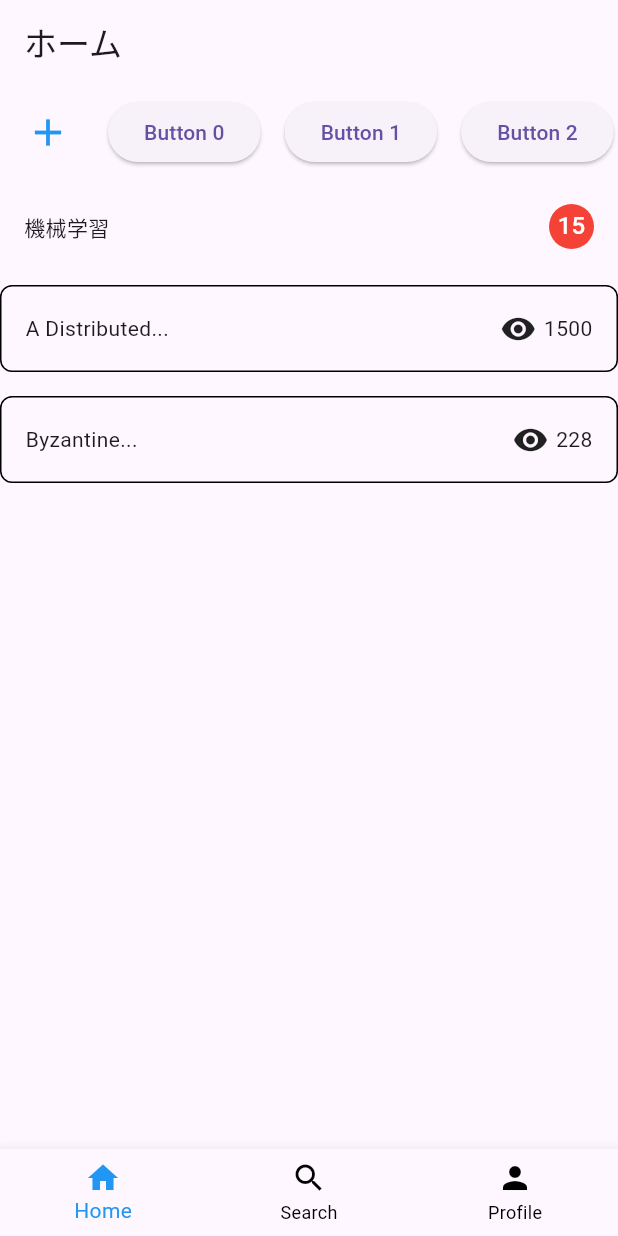
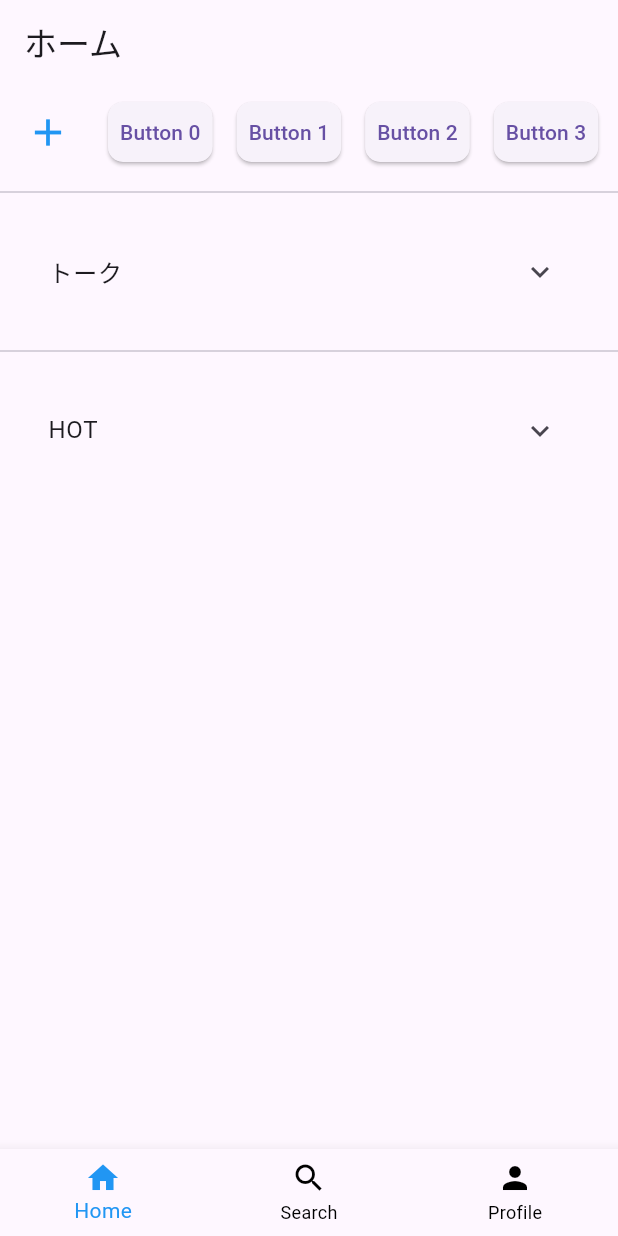
Before and after one commit to jphacks/tk_2418, a Flutter app: the HomeScreen screen opened directly, on a phone screen of 412 x 824 dp. Run offline on Flutter 3.47's test engine with Material 3 defaults, Android fonts, the phone set to English and light mode, and no system bars; accounts and stored records are empty.

Commit message:
update home view

```diff
--- /dev/null
+++ b/frontend/lib/view/home_view.dart
@@ -0,0 +1,290 @@
+import 'package:flutter/material.dart';
+
+void main() {
+  runApp(MyApp());
+}
+
+class MyApp extends StatelessWidget {
+  @override
+  Widget build(BuildContext context) {
+    return MaterialApp(
+      home: HomeScreen(),
+    );
+  }
+}
+
+class HomeScreen extends StatefulWidget {
+  const HomeScreen({super.key});
+
+  @override
+  _HomeScreenState createState() => _HomeScreenState();
+}
+
+class _HomeScreenState extends State<HomeScreen> {
+  int _selectedIndex = 0;
+  // final int _selectedLength = 10;
+  final List<bool> _selected = List.generate(10, (index) => false);
+  final List<String> _items = [
+    "機械学習",
+    "連合学習",
+    "LiDAR",
+    "P2P",
+  ];
+
+  /*
+  @override
+  void initState(){
+    super.initState();
+      _selected = List.generate(_selectedLength, (index) => false);
+  }
+  */
+
+  void _onItemTapped(int index) {
+    setState(() {
+      _selectedIndex = index;
+    });
+  }
+
+  void _toggleButton(int index) {
+    setState(() {
+      _selected[index] = !_selected[index];
+    });
+  }
+
+  int currentNumber = 0;
+  @override
+  Widget build(BuildContext context) {
+    return Scaffold(
+      appBar: AppBar(
+        title: Text('ホーム'),
+      ),
+      body: SingleChildScrollView(
+        child: Column(
+          children: [
+            SingleChildScrollView(
+              scrollDirection: Axis.horizontal,
+              child: Row(
+                children: [
+                  Padding(
+                    padding: const EdgeInsets.all(8.0),
+                    child: IconButton(
+                        onPressed: (){},
+                        icon: const Icon(
+                          Icons.add,
+                          size: 30,
+                          color: Colors.blue,
+                        )
+                    ),
+                  ),
+
+                  Row(
+                    children: List.generate(10, (index) {
+                      return Padding(
+                        padding: const EdgeInsets.all(8.0),
+                        child: ElevatedButton(
+
+                          onPressed: () =>
+                          // ボタンが押された時の処理
+                          // print('Button $index pressed'),
+                          _toggleButton(index),
+                          style: ElevatedButton.styleFrom(
+                            backgroundColor: _selected[index] ? Colors.green : null,
+                            shape: RoundedRectangleBorder(
+                              borderRadius: BorderRadius.circular(10.0),
+                            ),
+                            padding: const EdgeInsets.symmetric(horizontal: 8.0),
+                            //minimumSize: Size(0, 40),
+                          ),
+
+                          // チェックを入れる
+                          child: Row(
+                            mainAxisSize: MainAxisSize.min,
+                            children: [
+                              if (_selected[index]) ...[
+                                // const SizedBox(width: 8.0),
+                                const Icon(Icons.check),
+                              ],
+                              Text("Button $index"),
+                            ],
+                          ),
+
+
+                        ),
+                      );
+                    }),
+                    // ;
+                  ),
+
+                ],
+              ),
+            ),
+
+            const Divider(),
+            // トーク部分
+            // Padding(
+            //   padding: EdgeInsets.all(16.0),
+            //   child: Column(
+            //     // padding: EdgeInsets.all(16.0),
+            //     children: [
+            //       Row(children: [Text("トーク"),],),
+            //
+            //       Row(
+            //         mainAxisAlignment: MainAxisAlignment.spaceBetween,
+            //         children: [
+            //           Text('機械学習'),
+            //           CircleAvatar(
+            //             radius: 15,
+            //             backgroundColor: Colors.red,
+            //             child: Text(
+            //               '15',
+            //               style: TextStyle(color: Colors.white),
+            //             ),
+            //           ),
+            //         ],
+            //       ),
+            //     ],
+            //   ),
+            // ),
+
+
+            // ListView(
+            //   children: [
+            Container(
+              child: Padding(
+                padding: EdgeInsets.all(16.0),
+                child: ExpansionTile(
+                  title: const Text("トーク"),
+                  children: _items.map((item) {
+                    // const CircleAvatar(
+                    //   radius: 15,
+                    //   backgroundColor: Colors.red,
+                    // );
+                    // return Padding(
+                    //   padding: const EdgeInsets.all(8.0),
+                    //   child: HotTopicWidget(title: "title", views: 1500),
+                    // );
+                    return TalkTopicWidget(title: item, views: 15);
+                  }).toList(),
+                ),
+              ),
+            ),
+            //   ],
+            // ),
+
+            // Hot Topics 部分
+            // Expanded(
+            //   child: ListView(
+            //     children: [
+            //       HotTopicWidget(title: 'A Distributed...', views: 1500),
+            //       HotTopicWidget(title: 'Byzantine...', views: 228),
+            //     ],
+            //   ),
+            // ),
+
+            const Divider(),
+            Container(
+              child: Padding(
+                padding: EdgeInsets.all(16.0),
+                child: ExpansionTile(
+                  title: const Text("HOT"),
+                  children: _items.map((item) {
+                    return HotTopicWidget(title: item, views: 15);
+                  }).toList(),
+                ),
+              ),
+            ),
+          ],
+        ),
+      ),
+
+      // ボトムナビゲーションバー
+      bottomNavigationBar: BottomNavigationBar(
+        currentIndex: _selectedIndex,
+        items: const <BottomNavigationBarItem>[
+          BottomNavigationBarItem(
+          icon: Icon(Icons.home),
+          label: 'Home',
+          ),
+          BottomNavigationBarItem(
+          icon: Icon(Icons.search),
+          label: 'Search',
+          ),
+          BottomNavigationBarItem(
+          icon: Icon(Icons.person),
+          label: 'Profile',
+          ),
+        ],
+        selectedItemColor: Colors.blue,
+        unselectedItemColor: Colors.black,
+        onTap: _onItemTapped,
+      ),
+    );
+  }
+}
+
+
+class TalkTopicWidget extends StatelessWidget {
+  final String title;
+  final int views;
+
+  TalkTopicWidget({required this.title, required this.views});
+
+  @override
+  Widget build(BuildContext context) {
+    return Container(
+      padding: EdgeInsets.all(16.0),
+      margin: EdgeInsets.symmetric(vertical: 8.0),
+      decoration: BoxDecoration(
+        border: Border.all(color: Colors.black),
+        borderRadius: BorderRadius.circular(8.0),
+      ),
+      child: Row(
+        mainAxisAlignment: MainAxisAlignment.spaceBetween,
+        children: [
+          Text(title),
+          CircleAvatar(
+            radius: 15,
+            backgroundColor: Colors.red,
+            child: Text(
+              views.toString(),
+              style: TextStyle(color: Colors.white, fontSize: 12),
+            ),
+          ),
+        ],
+      ),
+    );
+  }
+}
+
+
+class HotTopicWidget extends StatelessWidget {
+  final String title;
+  final int views;
+
+  HotTopicWidget({required this.title, required this.views});
+
+  @override
+  Widget build(BuildContext context) {
+    return Container(
+      padding: EdgeInsets.all(16.0),
+      margin: EdgeInsets.symmetric(vertical: 8.0),
+      decoration: BoxDecoration(
+        border: Border.all(color: Colors.black),
+        borderRadius: BorderRadius.circular(8.0),
+      ),
+      child: Row(
+        mainAxisAlignment: MainAxisAlignment.spaceBetween,
+        children: [
+          Text(title),
+          Row(
+            children: [
+              Icon(Icons.remove_red_eye),
+              SizedBox(width: 5),
+              Text('$views'),
+            ],
+          ),
+        ],
+      ),
+    );
+  }
+}
--- a/frontend/lib/view/login_view.dart
+++ b/frontend/lib/view/login_view.dart
@@ -1,4 +1,5 @@
 import 'package:flutter/material.dart';
+import 'package:frontend/view/home_view.dart';
 import 'package:provider/provider.dart';
 import '../viewmodels/auth_viewmodel.dart';
 import 'community_view.dart';
@@ -35,7 +36,8 @@ class AuthView extends StatelessWidget {
                     // ログインが成功したらCommunityViewに遷移
                     Navigator.pushReplacement(
                       context,
-                      MaterialPageRoute(builder: (context) => CommunityView()),
+                      // MaterialPageRoute(builder: (context) => CommunityView()),
+                      MaterialPageRoute(builder: (context) => const HomeScreen()),
                     );
                   } else {
                     // ログイン失敗時の処理
--- a/frontend/lib/views/home_view.dart
+++ /dev/null
@@ -1,187 +0,0 @@
-import 'package:flutter/material.dart';
-
-void main() {
-  runApp(MyApp());
-}
-
-class MyApp extends StatelessWidget {
-  @override
-  Widget build(BuildContext context) {
-    return MaterialApp(
-      home: HomeScreen(),
-    );
-  }
-}
-
-class HomeScreen extends StatefulWidget {
-
-  @override
-  _HomeScreenState createState() => _HomeScreenState();
-}
-
-class _HomeScreenState extends State<HomeScreen> {
-  int _selectedIndex = 0;
-  // final int _selectedLength = 10;
-  final List<bool> _selected = List.generate(10, (index) => false);
-
-  /*
-  @override
-  void initState(){
-    super.initState();
-      _selected = List.generate(_selectedLength, (index) => false);
-  }
-  */
-
-  void _onItemTapped(int index) {
-    setState(() {
-      _selectedIndex = index;
-    });
-  }
-
-  void _toggleButton(int index) {
-    setState(() {
-      _selected[index] = !_selected[index];
-    });
-  }
-
-  int currentNumber = 0;
-  @override
-  Widget build(BuildContext context) {
-    return Scaffold(
-      appBar: AppBar(
-        title: Text('ホーム'),
-      ),
-      body: Column(
-        children: [
-
-          SingleChildScrollView(
-            scrollDirection: Axis.horizontal,
-            child: Row(
-              children: [
-
-                Padding(
-                  padding: const EdgeInsets.all(8.0),
-                  child: IconButton(
-                      onPressed: (){},
-                      icon: const Icon(
-                        Icons.add,
-                        size: 30,
-                        color: Colors.blue,
-                      )
-                  ),
-                ),
-
-                Row(
-                  children: List.generate(10, (index) {
-                    return Padding(
-                      padding: const EdgeInsets.all(8.0),
-                      child: ElevatedButton(
-                        onPressed: () =>
-                        // ボタンが押された時の処理
-                        // print('Button $index pressed'),
-                        _toggleButton(index),
-                        style: ElevatedButton.styleFrom(
-                          backgroundColor: _selected[index] ? Colors.green : null,
-                        ),
-                        child: Text('Button $index'),
-                      ),
-                    );
-                  }),
-                  // ;
-                ),
-
-
-
-              ],
-            ),
-
-          ),
-
-
-          // トーク部分
-          Container(
-            padding: EdgeInsets.all(16.0),
-            child: Row(
-              mainAxisAlignment: MainAxisAlignment.spaceBetween,
-              children: [
-                Text('機械学習'),
-                CircleAvatar(
-                  radius: 15,
-                  backgroundColor: Colors.red,
-                  child: Text(
-                    '15',
-                    style: TextStyle(color: Colors.white),
-                  ),
-                ),
-              ],
-            ),
-          ),
-
-          // Hot Topics 部分
-          Expanded(
-            child: ListView(
-              children: [
-                HotTopicWidget(title: 'A Distributed...', views: 1500),
-                HotTopicWidget(title: 'Byzantine...', views: 228),
-              ],
-            ),
-          ),
-        ],
-      ),
-
-      // ボトムナビゲーションバー
-      bottomNavigationBar: BottomNavigationBar(
-        currentIndex: _selectedIndex,
-        items: const <BottomNavigationBarItem>[
-          BottomNavigationBarItem(
-          icon: Icon(Icons.home),
-          label: 'Home',
-          ),
-          BottomNavigationBarItem(
-          icon: Icon(Icons.search),
-          label: 'Search',
-          ),
-          BottomNavigationBarItem(
-          icon: Icon(Icons.person),
-          label: 'Profile',
-          ),
-        ],
-        selectedItemColor: Colors.blue,
-        unselectedItemColor: Colors.black,
-        onTap: _onItemTapped,
-      ),
-    );
-  }
-}
-
-class HotTopicWidget extends StatelessWidget {
-  final String title;
-  final int views;
-
-  HotTopicWidget({required this.title, required this.views});
-
-  @override
-  Widget build(BuildContext context) {
-    return Container(
-      padding: EdgeInsets.all(16.0),
-      margin: EdgeInsets.symmetric(vertical: 8.0),
-      decoration: BoxDecoration(
-        border: Border.all(color: Colors.black),
-        borderRadius: BorderRadius.circular(8.0),
-      ),
-      child: Row(
-        mainAxisAlignment: MainAxisAlignment.spaceBetween,
-        children: [
-          Text(title),
-          Row(
-            children: [
-              Icon(Icons.remove_red_eye),
-              SizedBox(width: 5),
-              Text('$views'),
-            ],
-          ),
-        ],
-      ),
-    );
-  }
-}
```
Also changed, not shown: frontend/pubspec.lock.
